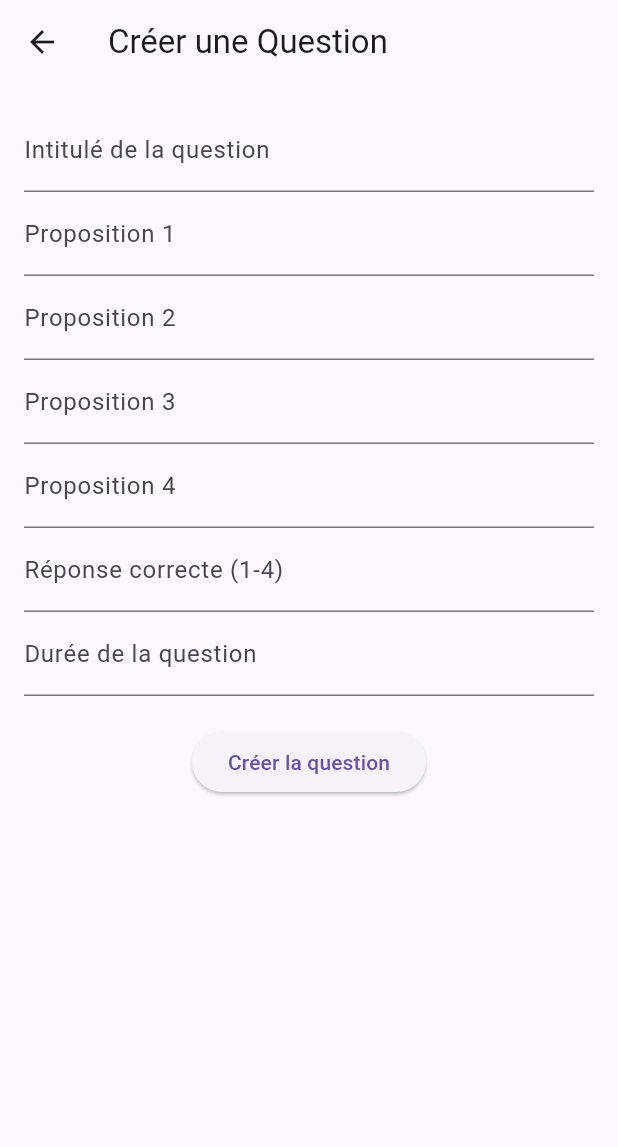
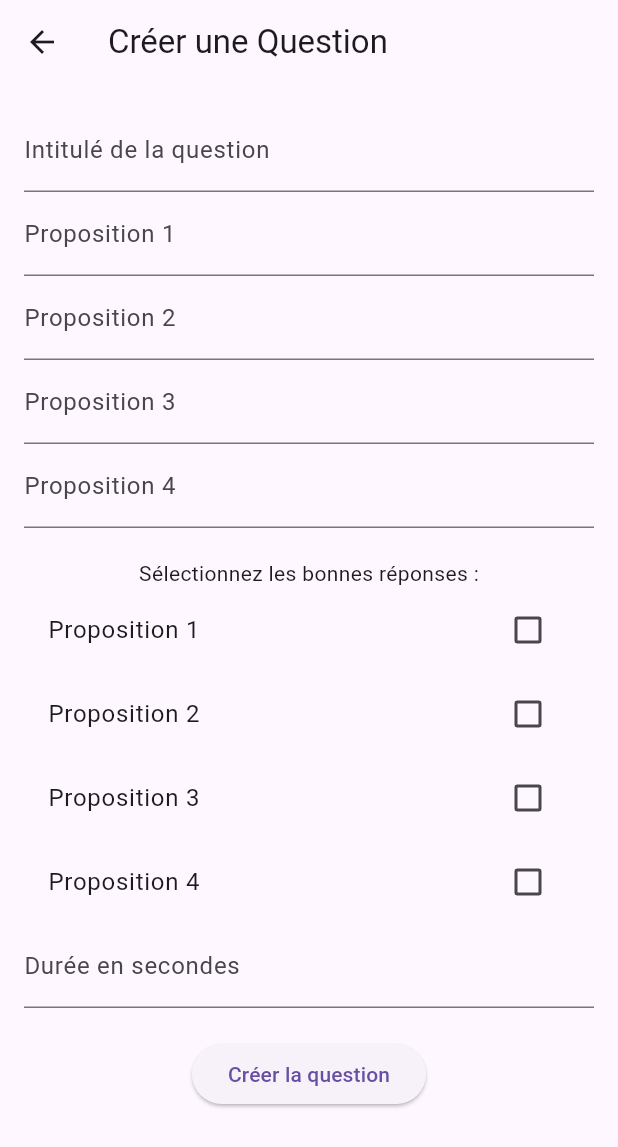
Before and after one commit to RomualdBR/Flutter-Cyclade, a Flutter app: the CreateQuestionPage screen opened directly with empty values, after a tap on "Créer la question", on a phone screen of 412 x 824 dp. Shown: the top 1147 px of the screen. Run offline on Flutter 3.47's test engine with Material 3 defaults, Android fonts, the phone set to English and light mode, and no system bars; our stand-ins replace email_validator, fl_chart; missing offline and left inert: mongo_dart.

Commit message:
passage des questions en qcm

```diff
--- a/lib/models/questionModel.dart
+++ b/lib/models/questionModel.dart
@@ -1,8 +1,6 @@
 import 'package:mongo_dart/mongo_dart.dart';
 
-// Modèle de la table "question", gère la structure de la table
 class Question {
-  // Définit les élements de la table
   final String id;
   final String id_test;
   final String intitule;
@@ -10,13 +8,21 @@ class Question {
   final String proposition_2;
   final String proposition_3;
   final String proposition_4;
-  final int reponse;
+  final List<bool> reponse;
   final int seconds;
 
-  // Le constructeur
-  Question({required this.id, required this.id_test, required this.intitule, required this.proposition_1, required this.proposition_2, required this.proposition_3, required this.proposition_4, required this.reponse, required this.seconds});
+  Question({
+    required this.id,
+    required this.id_test,
+    required this.intitule,
+    required this.proposition_1,
+    required this.proposition_2,
+    required this.proposition_3,
+    required this.proposition_4,
+    required this.reponse,
+    required this.seconds,
+  });
 
-  // Mettre sous JSON
   Map<String, dynamic> toJson() => {
         '_id': ObjectId.fromHexString(id),
         'id_test': id_test,
@@ -29,7 +35,6 @@ class Question {
         'seconds': seconds,
       };
 
-  // Mettre le JSON en donnée MongoDB (qui ne supporte que le JSON)
   factory Question.fromJson(Map<String, dynamic> json) => Question(
         id: (json['_id'] as ObjectId).toHexString(),
         id_test: json['id_test'] ?? '',
@@ -38,7 +43,7 @@ class Question {
         proposition_2: json['proposition_2'] ?? '',
         proposition_3: json['proposition_3'] ?? '',
         proposition_4: json['proposition_4'] ?? '',
-        reponse: json['reponse'] ?? 1,
+        reponse: (json['reponse'] as List<dynamic>).map((e) => e as bool).toList(), // Dire que c'est un boolean
         seconds: json['seconds'] ?? 60,
       );
 }
--- a/lib/pages/createQuestion.dart
+++ b/lib/pages/createQuestion.dart
@@ -1,4 +1,5 @@
 import 'package:flutter/material.dart';
+import 'package:flutter/services.dart';
 import 'package:flutter_cyclade/models/questionModel.dart';
 import 'package:flutter_cyclade/services/questionService.dart';
 import 'package:mongo_dart/mongo_dart.dart' show ObjectId;
@@ -20,8 +21,10 @@ class _CreateQuestionPageState extends State<CreateQuestionPage> {
   final TextEditingController _prop2Controller = TextEditingController();
   final TextEditingController _prop3Controller = TextEditingController();
   final TextEditingController _prop4Controller = TextEditingController();
-  final TextEditingController _correctAnswerController = TextEditingController();
   final TextEditingController _secondsController = TextEditingController();
+
+  // Liste de booléens pour garder les états des CheckBox de chaque réponse
+  List<bool> _reponseController = [false, false, false, false];
 
   // Fonction pour créer une question
   Future<void> _createQuestion() async {
@@ -30,7 +33,7 @@ class _CreateQuestionPageState extends State<CreateQuestionPage> {
     String prop2 = _prop2Controller.text.trim();
     String prop3 = _prop3Controller.text.trim();
     String prop4 = _prop4Controller.text.trim();
-    int correctAnswer = int.parse(_correctAnswerController.text.trim());
+    List<bool> reponse = _reponseController;
     int seconds = int.parse(_secondsController.text.trim());
 
     // Vérifie que tous les champs sont remplis
@@ -43,14 +46,14 @@ class _CreateQuestionPageState extends State<CreateQuestionPage> {
 
     // Crée une nouvelle instance de Question avec les valeurs saisies
     var newQuestion = Question(
-      id: ObjectId().toHexString(), // Génère un ID unique pour la question
-      id_test: widget.testId, // Associe la question au test en utilisant l'ID du test
+      id: ObjectId().toHexString(),
+      id_test: widget.testId,
       intitule: questionText,
       proposition_1: prop1,
       proposition_2: prop2,
       proposition_3: prop3,
       proposition_4: prop4,
-      reponse: correctAnswer,
+      reponse: reponse,
       seconds: seconds,
     );
 
@@ -58,7 +61,7 @@ class _CreateQuestionPageState extends State<CreateQuestionPage> {
     String result = await QuestionService.createQuestion(newQuestion);
     ScaffoldMessenger.of(context).showSnackBar(SnackBar(content: Text(result)));
 
-    Navigator.pop(context, newQuestion); // Ferme la page et renvoie la nouvelle question
+    Navigator.pop(context, newQuestion);
   }
 
   // Construction de l'interface utilisateur pour la page
@@ -70,12 +73,10 @@ class _CreateQuestionPageState extends State<CreateQuestionPage> {
         padding: const EdgeInsets.all(16.0),
         child: Column(
           children: [
-            // Champ de saisie pour l'intitulé de la question
             TextField(
               controller: _questionTextController,
               decoration: const InputDecoration(labelText: "Intitulé de la question"),
             ),
-            // Champ de saisie pour chaque proposition de réponse
             TextField(
               controller: _prop1Controller,
               decoration: const InputDecoration(labelText: "Proposition 1"),
@@ -92,22 +93,54 @@ class _CreateQuestionPageState extends State<CreateQuestionPage> {
               controller: _prop4Controller,
               decoration: const InputDecoration(labelText: "Proposition 4"),
             ),
-            // Champ de saisie pour la réponse correcte (doit être entre 1 et 4)
+            const SizedBox(height: 20),
+            const Text("Sélectionnez les bonnes réponses :"),
+            // Choix des réponses pour le qcm
+            CheckboxListTile(
+              title: const Text("Proposition 1"),
+              value: _reponseController[0],
+              onChanged: (bool? value) {
+                setState(() {
+                  _reponseController[0] = value ?? false;
+                });
+              },
+            ),
+            CheckboxListTile(
+              title: const Text("Proposition 2"),
+              value: _reponseController[1],
+              onChanged: (bool? value) {
+                setState(() {
+                  _reponseController[1] = value ?? false;
+                });
+              },
+            ),
+            CheckboxListTile(
+              title: const Text("Proposition 3"),
+              value: _reponseController[2],
+              onChanged: (bool? value) {
+                setState(() {
+                  _reponseController[2] = value ?? false;
+                });
+              },
+            ),
+            CheckboxListTile(
+              title: const Text("Proposition 4"),
+              value: _reponseController[3],
+              onChanged: (bool? value) {
+                setState(() {
+                  _reponseController[3] = value ?? false;
+                });
+              },
+            ),
             TextField(
-              controller: _correctAnswerController,
-              decoration: const InputDecoration(labelText: "Réponse correcte (1-4)"),
+              controller: _secondsController,
+              decoration: const InputDecoration(labelText: "Durée en secondes"),
+              inputFormatters: [FilteringTextInputFormatter.digitsOnly], // Limite aux chiffres
               keyboardType: TextInputType.number,
             ),
-            // Champ de saisie pour la durée de la question
-            TextField(
-              controller: _secondsController,
-              decoration: const InputDecoration(labelText: "Durée de la question"),
-              keyboardType: TextInputType.number,
-            ),
-            const SizedBox(height: 20), // Espacement avant le bouton
-            // Bouton pour soumettre la question
+            const SizedBox(height: 20),
             ElevatedButton(
-              onPressed: _createQuestion, // Appelle _createQuestion lors de la soumission
+              onPressed: _createQuestion,
               child: const Text("Créer la question"),
             ),
           ],
--- a/lib/services/questionService.dart
+++ b/lib/services/questionService.dart
@@ -1,19 +1,19 @@
 import 'dart:developer';
 import 'package:flutter_cyclade/models/questionModel.dart';
 import 'package:mongo_dart/mongo_dart.dart';
-import "databaseService.dart";
+import 'databaseService.dart';
 
 class QuestionService {
   // Crée une nouvelle question dans la base de données
-  static Future<String> createQuestion(Question questionOne) async {
-    if (!await MongoDatabase.ensureConnection()) return "Connection error"; // Vérifie la connexion
+  static Future<String> createQuestion(Question question) async {
+    if (!await MongoDatabase.ensureConnection()) return "Erreur de connexion à la base de données"; // Vérifie la connexion
 
     try {
-      var result = await MongoDatabase.question.insertOne(questionOne.toJson());
-      return result.isSuccess ? "Question créée avec succès" : "Erreur de création de la question";
+      var result = await MongoDatabase.question.insertOne(question.toJson());
+      return result.isSuccess ? "Question créée avec succès" : "Erreur lors de la création de la question";
     } catch (e) {
-      log('Error creating question: ${e.toString()}');
-      return "Erreur de création de la question";
+      log('Erreur lors de la création de la question: ${e.toString()}');
+      return "Erreur lors de la création de la question";
     }
   }
 
@@ -23,47 +23,47 @@ class QuestionService {
 
     try {
       final questionsData = await MongoDatabase.question.find({'id_test': testId}).toList();
-      // Convertit chaque élément JSON en objet Question
+      // Convertit chaque document JSON en objet Question
       return questionsData.map((json) => Question.fromJson(json)).toList();
     } catch (e) {
-      log('Error fetching questions for test $testId: ${e.toString()}');
+      log('Erreur lors de la récupération des questions pour le test $testId: ${e.toString()}');
       return [];
     }
   }
 
   // Met à jour une question existante dans la base de données
-  static Future<String> updateQuestion(Question questionOne) async {
-    if (MongoDatabase.db == null) await MongoDatabase.connect(); // Assure que la connexion est établie
+  static Future<String> updateQuestion(Question question) async {
+    if (!await MongoDatabase.ensureConnection()) return "Erreur de connexion à la base de données"; // Vérifie la connexion
 
     try {
       final result = await MongoDatabase.question.updateOne(
-        where.eq('_id', ObjectId.fromHexString(questionOne.id)), // Recherche par ID unique
+        where.eq('_id', ObjectId.fromHexString(question.id)), // Recherche par ID unique
         modify
-            .set('intitule', questionOne.intitule) // Mise à jour des champs de la question
-            .set('proposition_1', questionOne.proposition_1)
-            .set('proposition_2', questionOne.proposition_2)
-            .set('proposition_3', questionOne.proposition_3)
-            .set('proposition_4', questionOne.proposition_4)
-            .set('reponse', questionOne.reponse)
-            .set('seconds', questionOne.seconds),
+            .set('intitule', question.intitule)
+            .set('proposition_1', question.proposition_1)
+            .set('proposition_2', question.proposition_2)
+            .set('proposition_3', question.proposition_3)
+            .set('proposition_4', question.proposition_4)
+            .set('reponse', question.reponse)
+            .set('seconds', question.seconds),
       );
-      return result.isSuccess ? "Question mise à jour avec succès" : "Erreur de mise à jour de la question";
+      return result.isSuccess ? "Question mise à jour avec succès" : "Erreur lors de la mise à jour de la question";
     } catch (e) {
-      print('Error updating question: $e');
-      return "Erreur de mise à jour de la question";
+      log('Erreur lors de la mise à jour de la question: $e');
+      return "Erreur lors de la mise à jour de la question";
     }
   }
 
   // Supprime une question de la base de données
   static Future<String> deleteQuestion(String questionId) async {
-    if (MongoDatabase.db == null) await MongoDatabase.connect(); // Assure la connexion
+    if (!await MongoDatabase.ensureConnection()) return "Erreur de connexion à la base de données"; // Vérifie la connexion
 
     try {
       final result = await MongoDatabase.question.deleteOne({'_id': ObjectId.fromHexString(questionId)});
-      return result.isSuccess ? "Question supprimée avec succès" : "Erreur de suppression de la question";
+      return result.isSuccess ? "Question supprimée avec succès" : "Erreur lors de la suppression de la question";
     } catch (e) {
-      print('Error deleting question: $e');
-      return "Erreur de suppression de la question";
+      log('Erreur lors de la suppression de la question: $e');
+      return "Erreur lors de la suppression de la question";
     }
   }
 }
```
Also changed, not shown: lib/pages/editQuestion.dart (+26 -34 lines), lib/pages/passTest.dart (+48 -70 lines), lib/services/databaseService.dart (+32 -52 lines).
